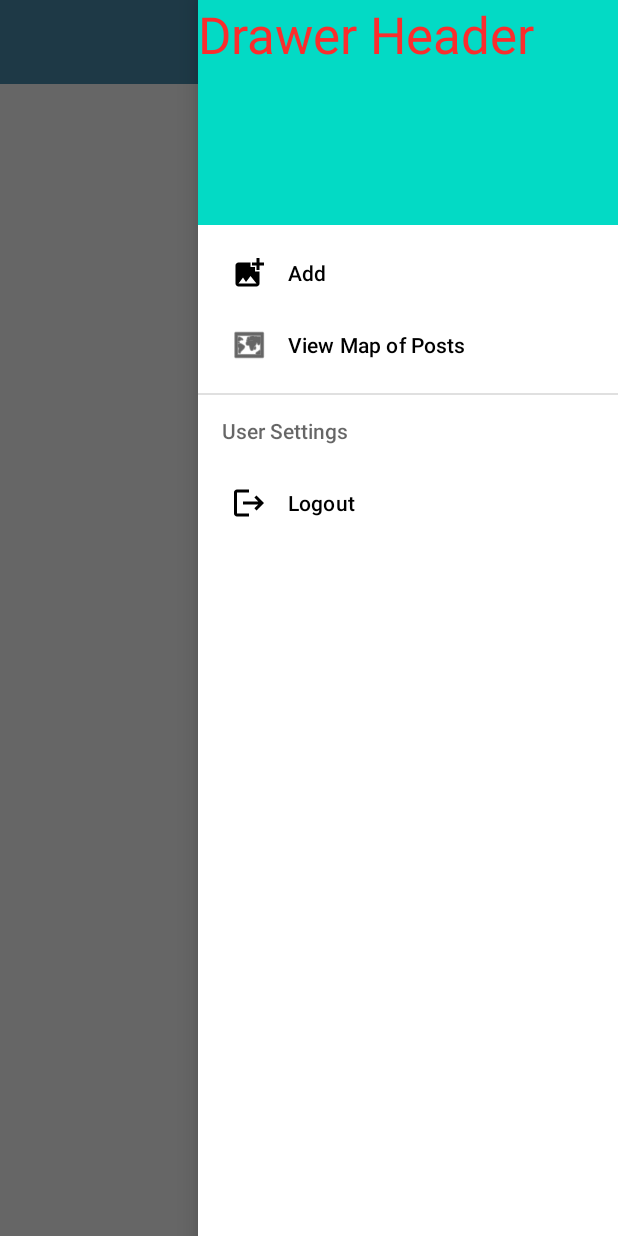
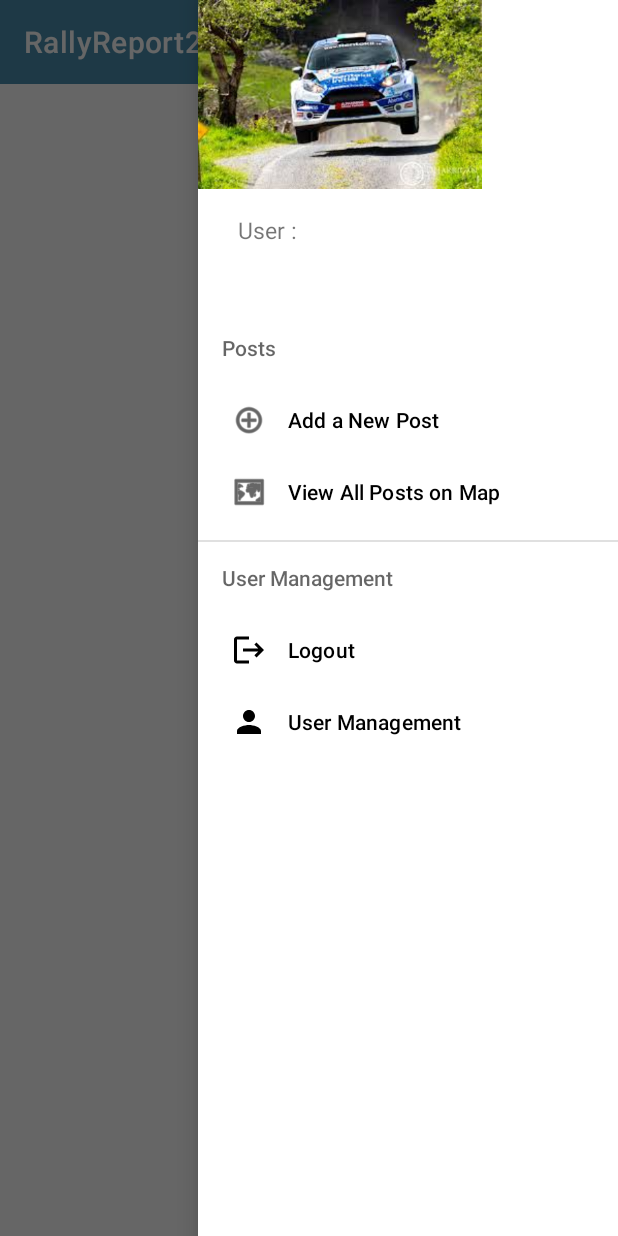
Before and after one commit to Patryk-Stefanski/Rally-Report-Android, an Android app: the screen it shows after launch once a user with an empty profile is signed in (PostListActivity), with the side drawer open, on a phone screen of 412 x 824 dp. Run offline under Robolectric (Android 15) with nearby library versions, the phone set to English and light mode, and no system bars; our stand-ins replace Firebase (no records; nobody signed in at launch, a user with empty details on screens opened directly), Picasso, Timber; 1 statement that could not run was skipped.

Commit message:
Finished implementation of drawer

```diff
--- a/app/src/main/java/wit/pstefans/rallyreport2/activities/PostListActivity.kt
+++ b/app/src/main/java/wit/pstefans/rallyreport2/activities/PostListActivity.kt
@@ -6,19 +6,18 @@ import androidx.appcompat.app.AppCompatActivity
 import android.os.Bundle
 import android.view.Menu
 import android.view.MenuItem
+import android.view.View
+import android.widget.TextView
 import androidx.activity.result.contract.ActivityResultContracts
 import androidx.appcompat.app.ActionBarDrawerToggle
-import androidx.drawerlayout.widget.DrawerLayout
+import androidx.core.view.GravityCompat
 import androidx.recyclerview.widget.LinearLayoutManager
 import com.google.android.material.navigation.NavigationView
 import com.google.firebase.auth.FirebaseAuth
-import com.google.firebase.firestore.auth.User
 import wit.pstefans.rallyreport2.R
 import wit.pstefans.rallyreport2.adapters.PostAdapter
 import wit.pstefans.rallyreport2.adapters.PostListener
 import wit.pstefans.rallyreport2.databinding.ActivityPostListBinding
-import wit.pstefans.rallyreport2.databinding.DrawerPostsBinding
-
 import wit.pstefans.rallyreport2.main.MainApp
 import wit.pstefans.rallyreport2.models.PostModel
 
@@ -34,15 +33,21 @@ class PostListActivity : AppCompatActivity(), PostListener, NavigationView.OnNav
         binding = ActivityPostListBinding.inflate(layoutInflater)
         setContentView(binding.root)
 
+        setSupportActionBar(binding.toolbar)
+        binding.toolbar.title = title
+
         app = application as MainApp
 
-        val toggle = ActionBarDrawerToggle(this, binding.drawerLayout, R.string.open, R.string.close)
-        toggle.isDrawerIndicatorEnabled = true
+        val toggle =
+            ActionBarDrawerToggle(this, binding.drawerLayout, R.string.open, R.string.close)
         binding.drawerLayout.addDrawerListener(toggle)
         toggle.syncState()
 
+        binding.navView.setNavigationItemSelectedListener(this)
 
-        binding.navView.setNavigationItemSelectedListener(this)
+        val header: View = binding.navView.getHeaderView(0)
+        val userEmail: TextView = header.findViewById(R.id.user_email_textView)
+        userEmail.text = FirebaseAuth.getInstance().currentUser!!.email
 
         val layoutManager = LinearLayoutManager(this)
         binding.recyclerView.layoutManager = layoutManager
@@ -51,28 +56,20 @@ class PostListActivity : AppCompatActivity(), PostListener, NavigationView.OnNav
 
     override fun onCreateOptionsMenu(menu: Menu): Boolean {
         menuInflater.inflate(R.menu.menu_main, menu)
+        val home = menu.findItem(R.id.item_home)
+        home.setVisible(false)
         return super.onCreateOptionsMenu(menu)
     }
 
+
     override fun onOptionsItemSelected(item: MenuItem): Boolean {
         when (item.itemId) {
-            R.id.item_add -> {
-                val launcherIntent = Intent(this, PostActivity::class.java)
-                getResult.launch(launcherIntent)
+            R.id.item_drawer -> {
+                binding.drawerLayout.openDrawer(GravityCompat.END)
             }
-            R.id.item_map -> {
-                val launcherIntent = Intent(this, PostMapsActivity::class.java)
-                mapIntentLauncher.launch(launcherIntent)
-            }
-            R.id.item_logout -> {
-                FirebaseAuth.getInstance().signOut()
-                val launcherIntent = Intent(this, LogInActivity::class.java)
-                mapIntentLauncher.launch(launcherIntent)
-            }
-            R.id.user_management -> {
-                val intent = Intent(this, UserManagement::class.java)
-                getResult.launch(intent)
-
+            R.id.item_home -> {
+                val launcherIntent = Intent(this, PostListActivity::class.java)
+                startActivity(launcherIntent)
             }
         }
         return super.onOptionsItemSelected(item)
@@ -119,15 +116,23 @@ class PostListActivity : AppCompatActivity(), PostListener, NavigationView.OnNav
             R.id.item_add -> {
                 val launcherIntent = Intent(this, PostActivity::class.java)
                 getResult.launch(launcherIntent)
+                binding.drawerLayout.closeDrawer(GravityCompat.END)
             }
             R.id.item_map -> {
                 val launcherIntent = Intent(this, PostMapsActivity::class.java)
                 mapIntentLauncher.launch(launcherIntent)
+                binding.drawerLayout.closeDrawer(GravityCompat.END)
+
             }
             R.id.item_logout -> {
                 FirebaseAuth.getInstance().signOut()
                 val launcherIntent = Intent(this, LogInActivity::class.java)
-                mapIntentLauncher.launch(launcherIntent)
+                binding.drawerLayout.closeDrawer(GravityCompat.END)
+            }
+            R.id.item_user_management -> {
+                val intent = Intent(this, UserManagement::class.java)
+                getResult.launch(intent)
+                binding.drawerLayout.closeDrawer(GravityCompat.END)
             }
         }
         return super.onOptionsItemSelected(item)
--- a/app/src/main/java/wit/pstefans/rallyreport2/activities/PostMapsActivity.kt
+++ b/app/src/main/java/wit/pstefans/rallyreport2/activities/PostMapsActivity.kt
@@ -1,17 +1,22 @@
 package wit.pstefans.rallyreport2.activities
 
+import android.content.Intent
 import android.os.Bundle
+import android.view.Menu
+import android.view.MenuItem
 import androidx.appcompat.app.AppCompatActivity
+import androidx.core.view.GravityCompat
 import com.google.android.gms.maps.CameraUpdateFactory
 import com.google.android.gms.maps.GoogleMap
 import com.google.android.gms.maps.model.LatLng
 import com.google.android.gms.maps.model.Marker
 import com.google.android.gms.maps.model.MarkerOptions
+import wit.pstefans.rallyreport2.R
 import wit.pstefans.rallyreport2.databinding.ActivityPostMapsBinding
 import wit.pstefans.rallyreport2.databinding.ContentPostMapsBinding
 import wit.pstefans.rallyreport2.main.MainApp
 
-class PostMapsActivity : AppCompatActivity(),GoogleMap.OnMarkerClickListener {
+class PostMapsActivity : AppCompatActivity(), GoogleMap.OnMarkerClickListener {
 
     private lateinit var binding: ActivityPostMapsBinding
     private lateinit var contentBinding: ContentPostMapsBinding
@@ -32,6 +37,23 @@ class PostMapsActivity : AppCompatActivity(),GoogleMap.OnMarkerClickListener {
             map = it
             configureMap()
         }
+    }
+
+    override fun onCreateOptionsMenu(menu: Menu): Boolean {
+        menuInflater.inflate(R.menu.menu_main, menu)
+        val drawer = menu.findItem(R.id.item_drawer)
+        drawer.setVisible(false)
+        return super.onCreateOptionsMenu(menu)
+    }
+
+    override fun onOptionsItemSelected(item: MenuItem): Boolean {
+        when (item.itemId) {
+            R.id.item_home -> {
+                val launcherIntent = Intent(this, PostListActivity::class.java)
+                startActivity(launcherIntent)
+            }
+        }
+        return super.onOptionsItemSelected(item)
     }
 
     private fun configureMap() {
--- a/app/src/main/java/wit/pstefans/rallyreport2/activities/UserManagement.kt
+++ b/app/src/main/java/wit/pstefans/rallyreport2/activities/UserManagement.kt
@@ -34,14 +34,11 @@ class UserManagement : AppCompatActivity() {
             val newPass = binding.newPasswordInput.text
             val newPassRepeat = binding.newPasswordInput2.text
 
-            i(" pass = " + pass + " pass2 = " + newPass + " pass3 = " + newPassRepeat)
-
             val credential = EmailAuthProvider.getCredential(
                 firebaseAuth.currentUser!!.email.toString(), pass.toString()
             )
 
             if (pass.isNotEmpty() && newPass.isNotEmpty() && newPassRepeat.isNotEmpty() && (newPass.toString() == newPassRepeat.toString())) {
-                i("Got here")
                 firebaseAuth.currentUser!!.reauthenticate(credential)
                     .addOnCompleteListener { task ->
                         if (task.isSuccessful) {
--- /dev/null
+++ b/app/src/main/res/drawable/ic_baseline_density_small_24.xml
@@ -0,0 +1,8 @@
+<vector android:height="24dp" android:tint="#000000"
+    android:viewportHeight="24" android:viewportWidth="24"
+    android:width="24dp" xmlns:android="http://schemas.android.com/apk/res/android">
+    <path android:fillColor="@android:color/white" android:pathData="M3,2h18v2h-18z"/>
+    <path android:fillColor="@android:color/white" android:pathData="M3,20h18v2h-18z"/>
+    <path android:fillColor="@android:color/white" android:pathData="M3,14h18v2h-18z"/>
+    <path android:fillColor="@android:color/white" android:pathData="M3,8h18v2h-18z"/>
+</vector>
--- a/app/src/main/res/layout/activity_post_list.xml
+++ b/app/src/main/res/layout/activity_post_list.xml
@@ -24,6 +24,7 @@
                 android:id="@+id/toolbar"
                 android:layout_width="match_parent"
                 android:layout_height="wrap_content"
+                app:menu="@menu/menu_main"
                 app:titleTextColor="@color/colorPrimary" />
 
 
--- a/app/src/main/res/layout/activity_post_maps.xml
+++ b/app/src/main/res/layout/activity_post_maps.xml
@@ -23,7 +23,8 @@
             android:id="@+id/toolbar"
             android:layout_width="match_parent"
             android:layout_height="wrap_content"
-            app:titleTextColor="@color/colorPrimary" />
+            app:titleTextColor="@color/colorPrimary"
+            app:menu="@menu/menu_main"/>
     </com.google.android.material.appbar.AppBarLayout>
 
     <include
--- a/app/src/main/res/layout/nav_header.xml
+++ b/app/src/main/res/layout/nav_header.xml
@@ -3,21 +3,45 @@
     xmlns:app="http://schemas.android.com/apk/res-auto"
     xmlns:tools="http://schemas.android.com/tools"
     android:layout_width="match_parent"
-    android:layout_height="150dp"
+    android:layout_height="200dp"
     android:background="@color/colorPrimary">
 
-    <TextView
-        android:id="@+id/textView3"
-        android:layout_width="match_parent"
-        android:layout_height="match_parent"
-        android:background="@color/teal_200"
-        android:text="@string/drawer_header"
-        android:textColor="#FB2D2D"
-        android:textSize="34sp"
+    <ImageView
+        android:id="@+id/imageView"
+        android:layout_width="189dp"
+        android:layout_height="126dp"
+        android:scaleType="centerInside"
         app:layout_constraintBottom_toBottomOf="parent"
         app:layout_constraintEnd_toEndOf="parent"
-        app:layout_constraintHorizontal_bias="1.0"
+        app:layout_constraintHorizontal_bias="0.0"
         app:layout_constraintStart_toStartOf="parent"
         app:layout_constraintTop_toTopOf="parent"
-        app:layout_constraintVertical_bias="0.0" />
+        app:layout_constraintVertical_bias="0.0"
+        app:srcCompat="@drawable/drawer_header" />
+
+    <TextView
+        android:id="@+id/user_textView"
+        android:layout_width="wrap_content"
+        android:layout_height="wrap_content"
+        android:text="@string/user"
+        android:textSize="15sp"
+        app:layout_constraintBottom_toBottomOf="parent"
+        app:layout_constraintEnd_toEndOf="parent"
+        app:layout_constraintHorizontal_bias="0.11"
+        app:layout_constraintStart_toStartOf="parent"
+        app:layout_constraintTop_toTopOf="parent"
+        app:layout_constraintVertical_bias="0.8" />
+
+    <TextView
+        android:id="@+id/user_email_textView"
+        android:layout_width="wrap_content"
+        android:layout_height="wrap_content"
+        android:text="@string/user_emails_adress"
+        android:textSize="15sp"
+        app:layout_constraintBottom_toBottomOf="parent"
+        app:layout_constraintEnd_toEndOf="parent"
+        app:layout_constraintHorizontal_bias="0.156"
+        app:layout_constraintStart_toStartOf="parent"
+        app:layout_constraintTop_toTopOf="parent"
+        app:layout_constraintVertical_bias="0.911" />
 </androidx.constraintlayout.widget.ConstraintLayout>
--- a/app/src/main/res/menu/menu_main.xml
+++ b/app/src/main/res/menu/menu_main.xml
@@ -3,23 +3,17 @@
     xmlns:app="http://schemas.android.com/apk/res-auto">
 
     <item
-        android:id="@+id/item_add"
-        android:icon="@android:drawable/ic_menu_add"
+        android:id="@+id/item_home"
+        android:icon="@drawable/ic_baseline_home_24"
+        android:title="@string/return_home"
+        app:showAsAction="ifRoom"
+        android:visible="true"/>
+
+    <item
+        android:id="@+id/item_drawer"
+        android:icon="@drawable/ic_baseline_density_small_24"
         android:title="@string/menu_addPost"
-        app:showAsAction="always" />
-    <item
-        android:id="@+id/item_map"
-        android:icon="@android:drawable/ic_menu_mapmode"
-        android:title="@string/menu_addPost"
-        app:showAsAction="always"/>
-    <item
-        android:id="@+id/item_logout"
-        android:icon="@android:drawable/ic_menu_revert"
-        android:title="@string/menu_addPost"
-        app:showAsAction="always"/>
-    <item
-        android:id="@+id/user_management"
-        android:icon="@drawable/ic_baseline_person_24"
-        android:title="@string/menu_addPost"
-        app:showAsAction="always"/>
+        app:showAsAction="always"
+        android:visible="true"
+        />
 </menu>
--- a/app/src/main/res/menu/nav_menu.xml
+++ b/app/src/main/res/menu/nav_menu.xml
@@ -3,16 +3,21 @@
     xmlns:app="http://schemas.android.com/apk/res-auto"
     android:id="@+id/nav_menu">
 
-    <item
-    android:id="@+id/item_add"
-    android:icon="@drawable/ic_baseline_add_photo_alternate_24"
-    android:title="@string/menu_addPost"
-    />
 
-    <item
-        android:id="@+id/item_map"
-        android:icon="@android:drawable/ic_menu_mapmode"
-        android:title="@string/view_posts_on_map" />
+    <item android:title="@string/posts">
+        <menu>
+            <item
+                android:id="@+id/item_add"
+                android:icon="@android:drawable/ic_menu_add"
+                android:title="@string/menu_addPost"
+                app:showAsAction="always" />
+            <item
+                android:id="@+id/item_map"
+                android:icon="@android:drawable/ic_menu_mapmode"
+                android:title="@string/view_all_posts_on_map"
+                app:showAsAction="always"/>
+        </menu>
+    </item>
 
     <item android:title="@string/user_management">
         <menu>
@@ -20,6 +25,11 @@
                 android:id="@+id/item_logout"
                 android:icon="@drawable/ic_baseline_logout_24"
                 android:title="@string/logout" />
+            <item
+                android:id="@+id/item_user_management"
+                android:icon="@drawable/ic_baseline_person_24"
+                android:title="@string/user_management"
+                app:showAsAction="always" />
         </menu>
 
     </item>
--- a/app/src/main/res/values/strings.xml
+++ b/app/src/main/res/values/strings.xml
@@ -3,7 +3,7 @@
     <string name="button_addPost">Add Post</string>
     <string name="postTitle">Post Title</string>
     <string name="postDescription">Post Description </string>
-    <string name="menu_addPost">Add</string>
+    <string name="menu_addPost">Add a New Post</string>
     <string name="menu_cancelPost">Cancel</string>
     <string name="enter_post_title"> Please enter a Post Title </string>
     <string name="enter_post_description"> Please enter a Post Description </string>
@@ -35,7 +35,7 @@
     <string name="signup_text">Please fill out all the details to signup</string>
     <string name="delete_post">Delete Post</string>
     <string name="view_posts_on_map">View Map of Posts</string>
-    <string name="user_management">User Settings</string>
+    <string name="user_management">User Management</string>
     <string name="logout">Logout</string>
     <string name="open">Open</string>
     <string name="close">Close</string>
@@ -46,4 +46,9 @@
     <string name="new_password">New Password</string>
     <string name="delete_user">Delete User</string>
     <string name="menu_ReturnHome">Return Home</string>
+    <string name="posts">Posts</string>
+    <string name="view_all_posts_on_map">View All Posts on Map</string>
+    <string name="return_home">Return Home</string>
+    <string name="user">User :</string>
+    <string name="user_emails_adress"><![CDATA[<User Emails Adress>]]></string>
 </resources>
```
Also changed, not shown: app/src/main/res/drawable-v24/drawer_header.jpeg (added).
